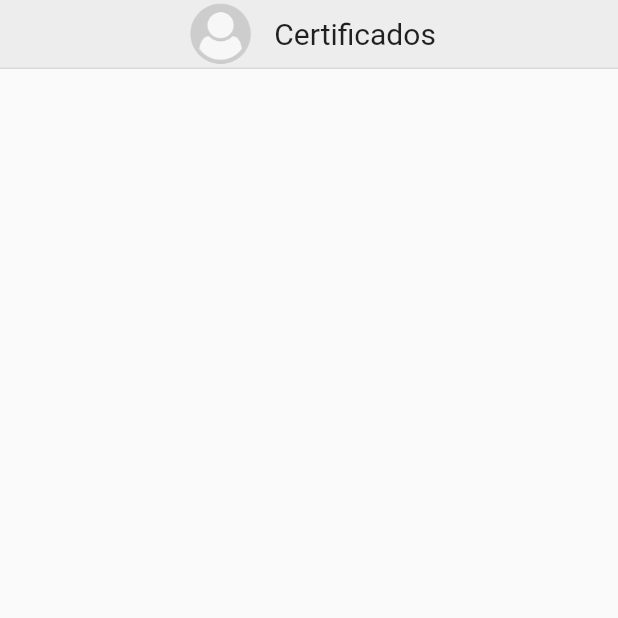
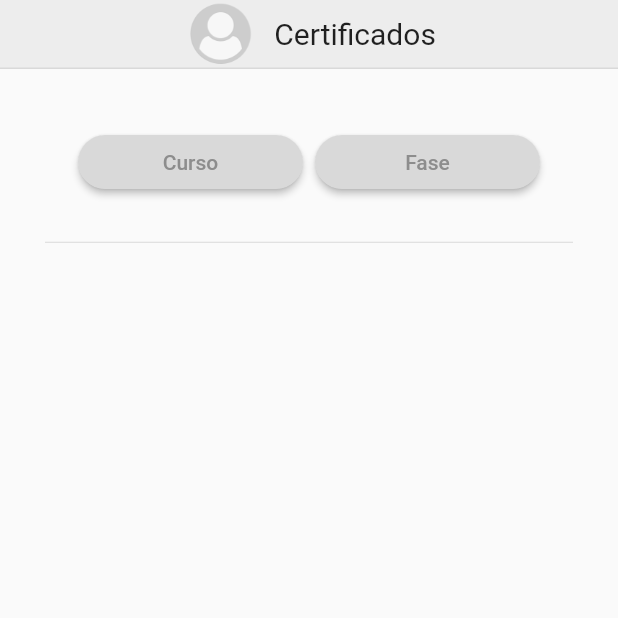
Before and after one commit to LaraGastaldi/PAC-04-mobile-app, a Flutter app: the screen it shows after launch, on a phone screen of 412 x 824 dp, the top half of it. Run offline on Flutter 3.47's test engine with Material 2 defaults, Android fonts, the phone set to English and light mode, and no system bars; our stand-ins replace firebase_core; accounts and stored records are empty.

Commit message:
adicionando opcoes de fase e curso

```diff
--- a/lib/view/evaluatorScreen.dart
+++ b/lib/view/evaluatorScreen.dart
@@ -3,6 +3,15 @@ import 'package:flutter/material.dart';
 class ListCertificatesEvaluator extends StatelessWidget {
   @override
   Widget build(BuildContext context) {
+    ButtonStyle GetButtonStyle() {
+      return ButtonStyle(
+          backgroundColor: MaterialStatePropertyAll<Color>(
+              Color.fromARGB(255, 217, 217, 217)),
+          shape: MaterialStateProperty.all<RoundedRectangleBorder>(
+              RoundedRectangleBorder(
+                  borderRadius: BorderRadius.circular(18.0))));
+    }
+
     return Scaffold(
         body: Container(
       child: SingleChildScrollView(
@@ -26,7 +35,35 @@ class ListCertificatesEvaluator extends StatelessWidget {
                     style: TextStyle(fontSize: 20),
                   )
                 ],
-              ))
+              )),
+          SizedBox(height: 30),
+          Row(
+            mainAxisAlignment: MainAxisAlignment.center,
+            children: [
+              ButtonBar(
+                children: [
+                  SizedBox(
+                      width: 150,
+                      child: ElevatedButton(
+                          onPressed: () => {},
+                          child: Text("Curso",
+                              style: TextStyle(
+                                  color: Color.fromARGB(255, 141, 141, 141))),
+                          style: GetButtonStyle())),
+                  SizedBox(
+                      width: 150,
+                      child: ElevatedButton(
+                          onPressed: () => {},
+                          child: Text("Fase",
+                              style: TextStyle(
+                                  color: Color.fromARGB(255, 141, 141, 141))),
+                          style: GetButtonStyle()))
+                ],
+              )
+            ],
+          ),
+          SizedBox(height: 20),
+          Divider(height: 3,color: Color.fromARGB(255, 217, 217, 217),indent: 30,endIndent: 30)
         ]),
       ),
     ));
```
